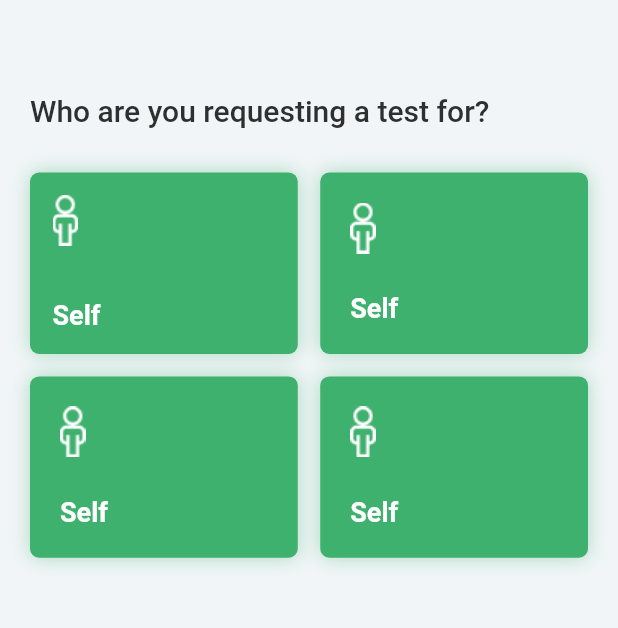
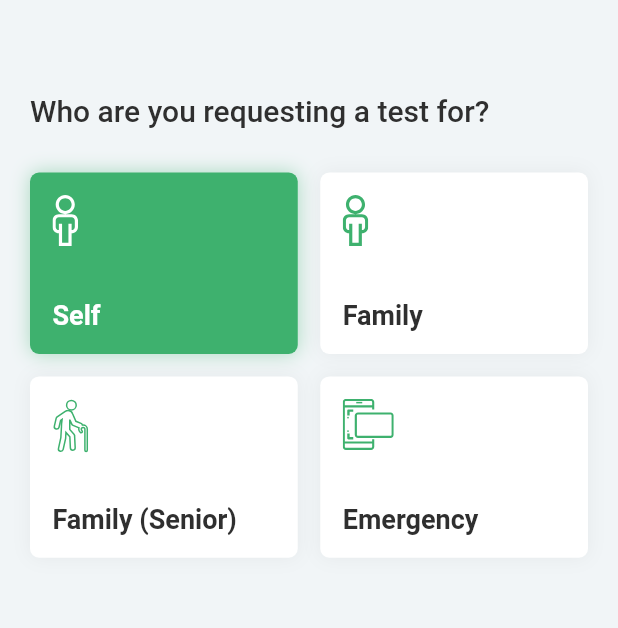
Before and after one commit to feMoraes0/covid-test-booking, a Flutter app: the DetailsRequest screen opened by its route, on a phone screen of 412 x 824 dp, the part 246-874 px from its top. Run offline on Flutter 3.47's test engine with Material 2 defaults, Android fonts, the phone set to English and light mode, and no system bars; our stand-ins replace flutter_svg; Roboto replaces fonts that are missing (Avenir).

Commit message:
feat: request screen with svg

```diff
--- /dev/null
+++ b/lib/components/icon_text_card.dart
@@ -0,0 +1,65 @@
+import 'package:flutter/material.dart';
+import 'package:flutter_svg/flutter_svg.dart';
+
+class IconTextCard extends StatelessWidget {
+  final String urlIcon;
+  final String text;
+  final bool active;
+
+  const IconTextCard({
+    Key key,
+    this.urlIcon,
+    this.text,
+    this.active,
+  }) : super(key: key);
+
+  @override
+  Widget build(BuildContext context) {
+    return Container(
+      padding: const EdgeInsets.all(
+        15.0,
+      ),
+      decoration: BoxDecoration(
+        color: (this.active) ? Color(0xFF3EB16E) : Colors.white,
+        borderRadius: BorderRadius.circular(
+          6.0,
+        ),
+        boxShadow: [
+          (this.active)
+              ? BoxShadow(
+                  color: Color.fromRGBO(62, 177, 110, 0.399913),
+                  blurRadius: 10.0,
+                  offset: Offset(0, 0),
+                )
+              : BoxShadow(
+                  color: Color.fromRGBO(0, 0, 0, 0.05),
+                  blurRadius: 10.0,
+                  offset: Offset(0, 0),
+                ),
+        ],
+      ),
+      height: 50.0,
+      child: Column(
+        crossAxisAlignment: CrossAxisAlignment.start,
+        mainAxisAlignment: MainAxisAlignment.spaceBetween,
+        children: <Widget>[
+          Container(
+            child: SvgPicture.asset(
+              this.urlIcon,
+              color: (this.active) ? Colors.white : Color(0xFF3EB16E),
+            ),
+          ),
+          Text(
+            this.text,
+            style: TextStyle(
+              fontFamily: 'Avenir',
+              fontWeight: FontWeight.w600,
+              fontSize: 18.0,
+              color: (this.active) ? Colors.white : Color(0xFF2F2F2F),
+            ),
+          ),
+        ],
+      ),
+    );
+  }
+}
--- a/lib/screens/details/request.dart
+++ b/lib/screens/details/request.dart
@@ -1,4 +1,5 @@
 import 'package:covidapp/components/custom_header.dart';
+import 'package:covidapp/components/icon_text_card.dart';
 import 'package:covidapp/components/text_card.dart';
 import 'package:flutter/material.dart';
 
@@ -53,161 +54,25 @@ class DetailsRequest extends StatelessWidget {
                   crossAxisSpacing: 15.0,
                   childAspectRatio: 155 / 105,
                   children: <Widget>[
-                    Container(
-                      padding: const EdgeInsets.all(
-                        15.0,
-                      ),
-                      decoration: BoxDecoration(
-                        color: Color(0xFF3EB16E),
-                        borderRadius: BorderRadius.circular(
-                          6.0,
-                        ),
-                        boxShadow: [
-                          BoxShadow(
-                            color: Color.fromRGBO(62, 177, 110, 0.399913),
-                            blurRadius: 10.0,
-                            offset: Offset(0, 0),
-                          ),
-                        ],
-                      ),
-                      height: 50.0,
-                      child: Column(
-                        crossAxisAlignment: CrossAxisAlignment.start,
-                        mainAxisAlignment: MainAxisAlignment.spaceBetween,
-                        children: <Widget>[
-                          Container(
-                            child: Image(
-                              image: AssetImage('assets/icons/person-icon.png'),
-                            ),
-                          ),
-                          Text(
-                            'Self',
-                            style: TextStyle(
-                              fontFamily: 'Avenir',
-                              fontWeight: FontWeight.w600,
-                              fontSize: 18.0,
-                              color: Colors.white,
-                            ),
-                          ),
-                        ],
-                      ),
+                    IconTextCard(
+                      urlIcon: 'assets/icons/person.svg',
+                      text: 'Self',
+                      active: true,
                     ),
-                    Container(
-                      padding: const EdgeInsets.all(
-                        20.0,
-                      ),
-                      decoration: BoxDecoration(
-                        color: Color(0xFF3EB16E),
-                        borderRadius: BorderRadius.circular(
-                          6.0,
-                        ),
-                        boxShadow: [
-                          BoxShadow(
-                            color: Color.fromRGBO(62, 177, 110, 0.399913),
-                            blurRadius: 10.0,
-                            offset: Offset(0, 0),
-                          ),
-                        ],
-                      ),
-                      height: 50.0,
-                      child: Column(
-                        crossAxisAlignment: CrossAxisAlignment.start,
-                        mainAxisAlignment: MainAxisAlignment.spaceBetween,
-                        children: <Widget>[
-                          Container(
-                            child: Image(
-                              image: AssetImage('assets/icons/person-icon.png'),
-                            ),
-                          ),
-                          Text(
-                            'Self',
-                            style: TextStyle(
-                              fontFamily: 'Avenir',
-                              fontWeight: FontWeight.w600,
-                              fontSize: 18.0,
-                              color: Colors.white,
-                            ),
-                          ),
-                        ],
-                      ),
+                    IconTextCard(
+                      urlIcon: 'assets/icons/person.svg',
+                      text: 'Family',
+                      active: false,
                     ),
-                    Container(
-                      padding: const EdgeInsets.all(
-                        20.0,
-                      ),
-                      decoration: BoxDecoration(
-                        color: Color(0xFF3EB16E),
-                        borderRadius: BorderRadius.circular(
-                          6.0,
-                        ),
-                        boxShadow: [
-                          BoxShadow(
-                            color: Color.fromRGBO(62, 177, 110, 0.399913),
-                            blurRadius: 10.0,
-                            offset: Offset(0, 0),
-                          ),
-                        ],
-                      ),
-                      height: 50.0,
-                      child: Column(
-                        crossAxisAlignment: CrossAxisAlignment.start,
-                        mainAxisAlignment: MainAxisAlignment.spaceBetween,
-                        children: <Widget>[
-                          Container(
-                            child: Image(
-                              image: AssetImage('assets/icons/person-icon.png'),
-                            ),
-                          ),
-                          Text(
-                            'Self',
-                            style: TextStyle(
-                              fontFamily: 'Avenir',
-                              fontWeight: FontWeight.w600,
-                              fontSize: 18.0,
-                              color: Colors.white,
-                            ),
-                          ),
-                        ],
-                      ),
+                    IconTextCard(
+                      urlIcon: 'assets/icons/senior.svg',
+                      text: 'Family (Senior)',
+                      active: false,
                     ),
-                    Container(
-                      padding: const EdgeInsets.all(
-                        20.0,
-                      ),
-                      decoration: BoxDecoration(
-                        color: Color(0xFF3EB16E),
-                        borderRadius: BorderRadius.circular(
-                          6.0,
-                        ),
-                        boxShadow: [
-                          BoxShadow(
-                            color: Color.fromRGBO(62, 177, 110, 0.399913),
-                            blurRadius: 10.0,
-                            offset: Offset(0, 0),
-                          ),
-                        ],
-                      ),
-                      height: 50.0,
-                      child: Column(
-                        crossAxisAlignment: CrossAxisAlignment.start,
-                        mainAxisAlignment: MainAxisAlignment.spaceBetween,
-                        children: <Widget>[
-                          Container(
-                            child: Image(
-                              image: AssetImage('assets/icons/person-icon.png'),
-                            ),
-                          ),
-                          Text(
-                            'Self',
-                            style: TextStyle(
-                              fontFamily: 'Avenir',
-                              fontWeight: FontWeight.w600,
-                              fontSize: 18.0,
-                              color: Colors.white,
-                            ),
-                          ),
-                        ],
-                      ),
+                    IconTextCard(
+                      urlIcon: 'assets/icons/emergency.svg',
+                      text: 'Emergency',
+                      active: false,
                     ),
                   ],
                 ),
--- a/pubspec.yaml
+++ b/pubspec.yaml
@@ -19,6 +19,7 @@ environment:
 dependencies:
   flutter:
     sdk: flutter
+  flutter_svg: ^0.17.4
 
   # The following adds the Cupertino Icons font to your application.
   # Use with the CupertinoIcons class for iOS style icons.
```
Also changed, not shown: assets/icons/emergency.svg (added), assets/icons/person.svg (added), assets/icons/senior.svg (added), pubspec.lock.
